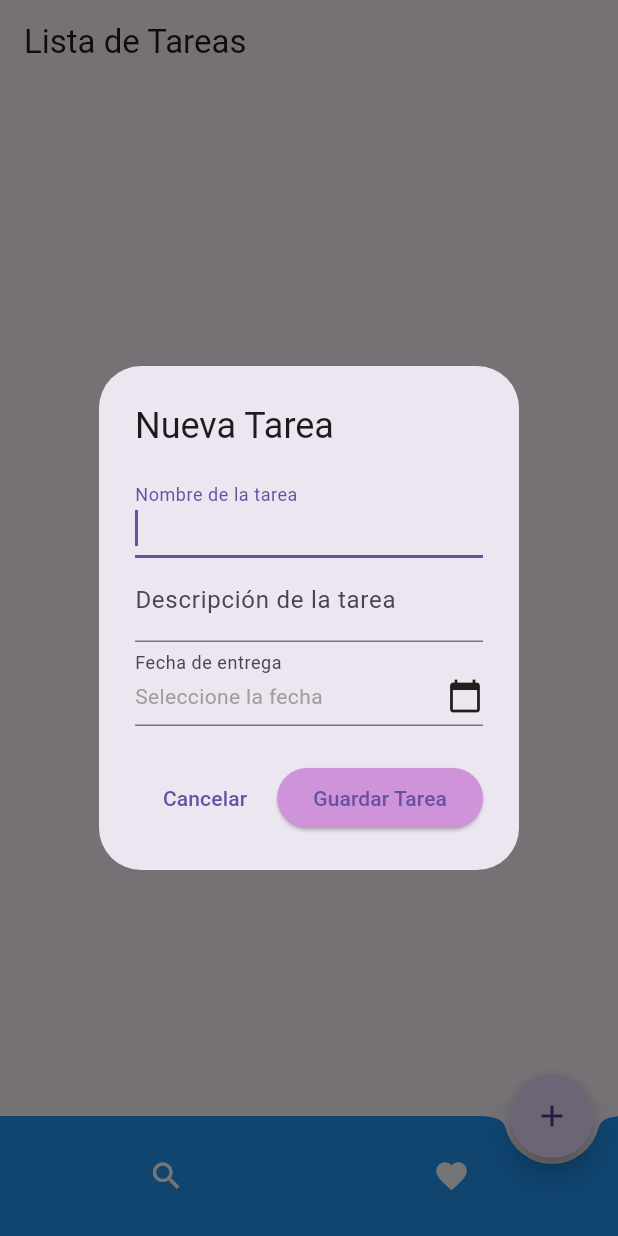
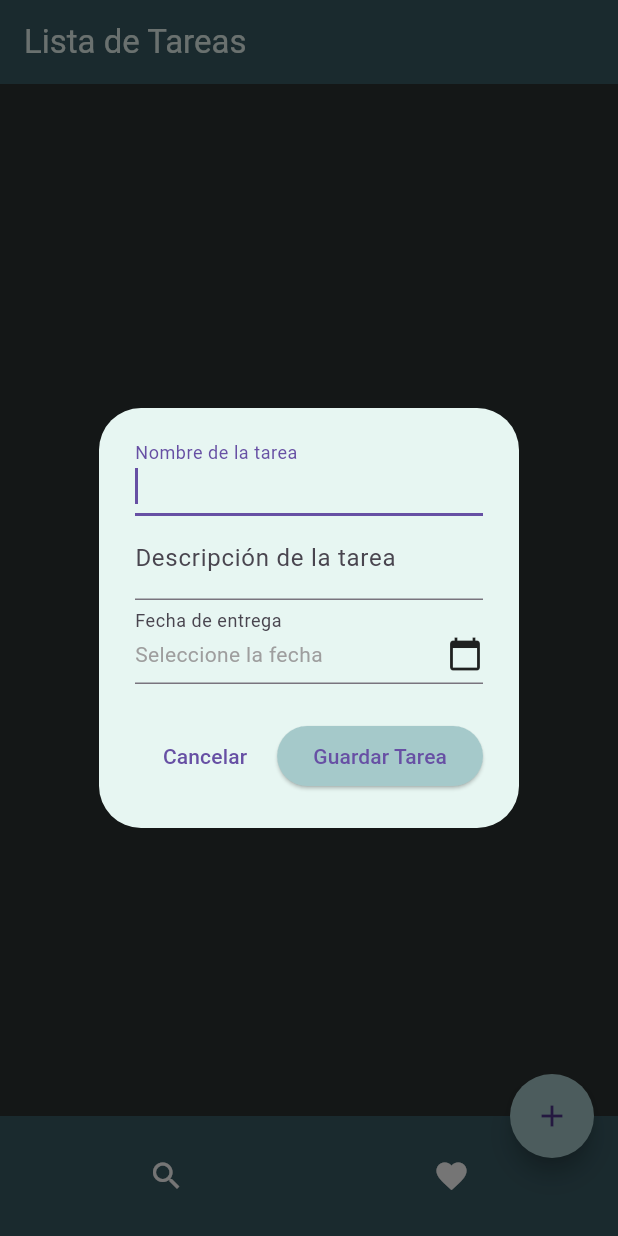
Before and after one commit to Bulletox/apptareastest, a Flutter app: the screen it shows after launch, after a tap on the "add" icon, on a phone screen of 412 x 824 dp. Run offline on Flutter 3.47's test engine with Material 3 defaults, Android fonts, the phone set to English and light mode, and no system bars; Roboto replaces fonts that are missing (SanFrancisco).

Commit message:
Actualiza fuentes y colores de la interfaz de usuario

```diff
--- a/lib/main.dart
+++ b/lib/main.dart
@@ -1,5 +1,5 @@
 import 'package:flutter/material.dart';
-import 'widgets/task_list.dart';
+import 'screens/task_list.dart';
 
 void main() {
   runApp(MyApp());
@@ -12,8 +12,8 @@
   Widget build(BuildContext context) {
     return MaterialApp(
       theme: ThemeData(
-        primaryColor: Color.fromARGB(255, 235, 221, 249), // Naranja Medio
-        accentColor: Color.fromARGB(255, 209, 163, 255), // Naranja Claro
+        primaryColor: Color.fromARGB(255,165, 201, 202),
+        accentColor: Color.fromARGB(255,44, 51, 51),
       ),
       home: TaskList(),
     );
--- a/lib/widgets/task_list.dart
+++ b/lib/screens/task_list.dart
@@ -1,8 +1,8 @@
 import 'package:flutter/material.dart';
 import '../models/task.dart';
-import 'add_task_dialog.dart';
-import 'task_description_dialog.dart';
-import 'task_item_widget.dart';
+import '../widgets/add_task_dialog.dart';
+import '../widgets/task_description_dialog.dart';
+import '../widgets/task_item_widget.dart';
 
 class TaskList extends StatefulWidget {
   const TaskList({Key? key}) : super(key: key);
@@ -19,14 +19,19 @@ class _TaskListState extends State<TaskList> {
   Widget build(BuildContext context) {
     return Scaffold(
       appBar: AppBar(
+        backgroundColor: Color.fromARGB(255,57, 91, 100),
         title: Text(
           'Lista de Tareas',
           style: TextStyle(
             fontFamily: 'SanFrancisco',
+            fontStyle: FontStyle.normal,
+            color: Color.fromARGB(255,231, 246, 242),
           ),
         ),
       ),
-      body: ListView.builder(
+      body: Container(
+        color: Color.fromARGB(255,44, 51, 51), // Cambia el color de fondo aquí
+        child: ListView.builder(
           itemCount: tasks.length,
           itemBuilder: (context, index) {
             return TaskItemWidget(
@@ -37,15 +42,17 @@ class _TaskListState extends State<TaskList> {
             );
           },
         ),
+      ),
       floatingActionButtonLocation: FloatingActionButtonLocation.endDocked,
       floatingActionButton: FloatingActionButton(
         onPressed: _addTask,
         child: Icon(Icons.add),
         shape: CircleBorder(),
+        backgroundColor: Color.fromARGB(255,165, 201, 202),
       ),
       bottomNavigationBar: BottomAppBar(
-        shape: CircularNotchedRectangle(),
-        color: Colors.blue,
+        // shape: CircularNotchedRectangle(),
+        color: Color.fromARGB(255,57, 91, 100),
         child: IconTheme(
           data: IconThemeData(color: Theme.of(context).colorScheme.onPrimary),
           child: Row(
@@ -86,7 +93,7 @@ class _TaskListState extends State<TaskList> {
     setState(() {
       tasks[index].isCompleted = true;
     });
-    _showTaskDescription(tasks[index]);
+    // _showTaskDescription(tasks[index]);
   }
 
   void _addTask() {
--- a/lib/widgets/add_task_dialog.dart
+++ b/lib/widgets/add_task_dialog.dart
@@ -11,7 +11,8 @@ class AddTaskDialog extends StatefulWidget {
   _AddTaskDialogState createState() => _AddTaskDialogState();
 }
 
-class _AddTaskDialogState extends State<AddTaskDialog> with SingleTickerProviderStateMixin {
+class _AddTaskDialogState extends State<AddTaskDialog>
+    with SingleTickerProviderStateMixin {
   TextEditingController _taskNameController = TextEditingController();
   TextEditingController _taskDescriptionController = TextEditingController();
   DateTime? _selectedDate;
@@ -50,7 +51,8 @@ class _AddTaskDialogState extends State<AddTaskDialog> with SingleTickerProvider
     _paddingAnimation = EdgeInsetsTween(
       begin: EdgeInsets.zero,
       end: EdgeInsets.only(
-        bottom: mediaQuery.viewInsets.bottom + 20, // Ajuste según la altura del teclado
+        bottom: mediaQuery.viewInsets.bottom +
+            20, // Ajuste según la altura del teclado
       ),
     ).animate(CurvedAnimation(
       parent: _animationController,
@@ -64,7 +66,7 @@ class _AddTaskDialogState extends State<AddTaskDialog> with SingleTickerProvider
           padding: _paddingAnimation.value,
           duration: Duration(milliseconds: 300),
           child: AlertDialog(
-            title: const Text('Nueva Tarea'),
+            backgroundColor: Color.fromARGB(255,231, 246, 242), // Cambia el color de fondo aquí
             content: SingleChildScrollView(
               child: Form(
                 key: _formKey,
@@ -74,7 +76,8 @@ class _AddTaskDialogState extends State<AddTaskDialog> with SingleTickerProvider
                     TextFormField(
                       controller: _taskNameController,
                       autofocus: true,
-                      decoration: const InputDecoration(labelText: 'Nombre de la tarea'),
+                      decoration: const InputDecoration(
+                          labelText: 'Nombre de la tarea'),
                       validator: (value) {
                         if (value == null || value.isEmpty) {
                           return 'Por favor ingrese un nombre de tarea';
@@ -84,7 +87,8 @@ class _AddTaskDialogState extends State<AddTaskDialog> with SingleTickerProvider
                     ),
                     TextFormField(
                       controller: _taskDescriptionController,
-                      decoration: const InputDecoration(labelText: 'Descripción de la tarea'),
+                      decoration: const InputDecoration(
+                          labelText: 'Descripción de la tarea'),
                     ),
                     DateInputWidget(
                       selectedDate: _selectedDate,
@@ -119,7 +123,7 @@ class _AddTaskDialogState extends State<AddTaskDialog> with SingleTickerProvider
                   }
                 },
                 style: ElevatedButton.styleFrom(
-                  backgroundColor: const Color(0xFFCE93D8),
+                  backgroundColor: Color.fromARGB(255,165, 201, 202),
                 ),
                 child: const Text('Guardar Tarea'),
               ),
--- a/pubspec.yaml
+++ b/pubspec.yaml
@@ -40,7 +40,7 @@ dependencies:
 fonts:
   - family: SanFrancisco
     fonts:
-      - asset: asset/fonts/SFUIDisplay-Bold.ttf
+      - asset: ./lib/asset/fonts/SFUIDisplay-Bold.ttf
 
 dev_dependencies:
   flutter_test:
```
Also changed, not shown: lib/widgets/date_input_widget.dart (+16 -1 lines), lib/widgets/task_item_widget.dart (+38 -19 lines). Lines whose indentation alone changed are shown as unchanged.
